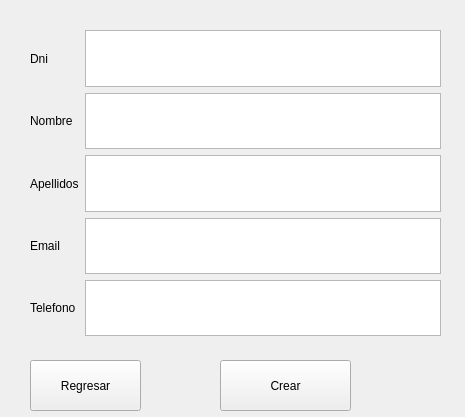
Above: ui/pantalla_crearCliente.ui from Damapa03/Veterinaria before the change. Below: the same form after it.
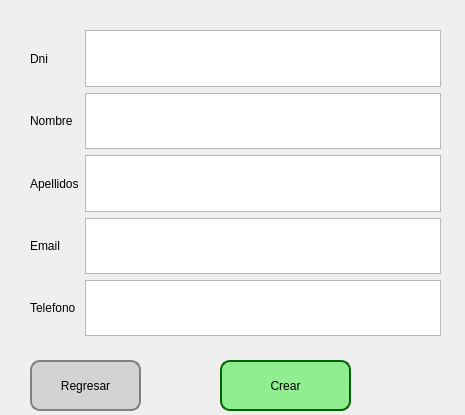
That is the form after the change.

```diff
--- a/ui/pantalla_crearCliente.ui
+++ b/ui/pantalla_crearCliente.ui
@@ -7,7 +7,7 @@
     <x>0</x>
     <y>0</y>
     <width>465</width>
-    <height>417</height>
+    <height>415</height>
    </rect>
   </property>
   <property name="windowTitle">
@@ -84,6 +84,24 @@
      <height>51</height>
     </rect>
    </property>
+   <property name="styleSheet">
+    <string notr="true">QPushButton {
+    background-color: lightgreen;
+    color: Black;
+    border: 2px solid #006400;
+    border-radius: 10px;
+    padding: 5px;
+}
+
+QPushButton:hover {
+    background-color: #00b300;
+}
+
+QPushButton:pressed {
+    background-color: #004d00;
+}
+</string>
+   </property>
    <property name="text">
     <string>Crear</string>
    </property>
@@ -97,6 +115,24 @@
      <height>51</height>
     </rect>
    </property>
+   <property name="styleSheet">
+    <string notr="true">QPushButton {
+    background-color: lightgray;
+    color: black;
+    border: 2px solid gray;
+    border-radius: 10px;
+    padding: 5px;
+}
+
+QPushButton:hover {
+    background-color: silver;
+}
+
+QPushButton:pressed {
+    background-color: darkgray;
+}
+</string>
+   </property>
    <property name="text">
     <string>Regresar</string>
    </property>
```
